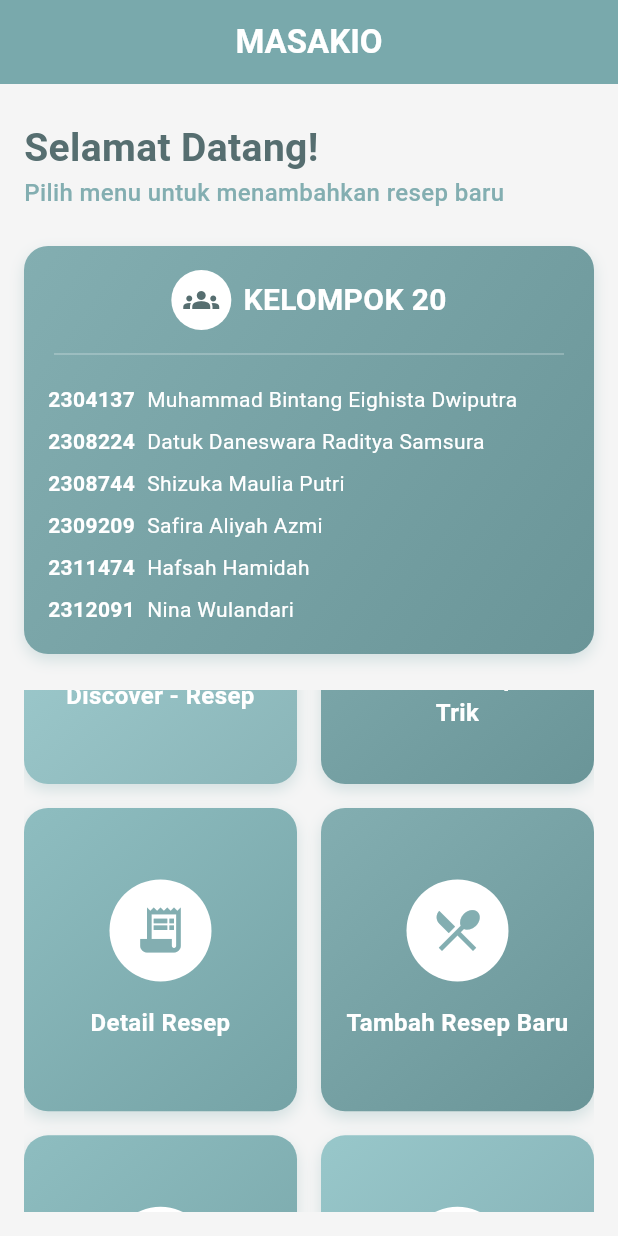
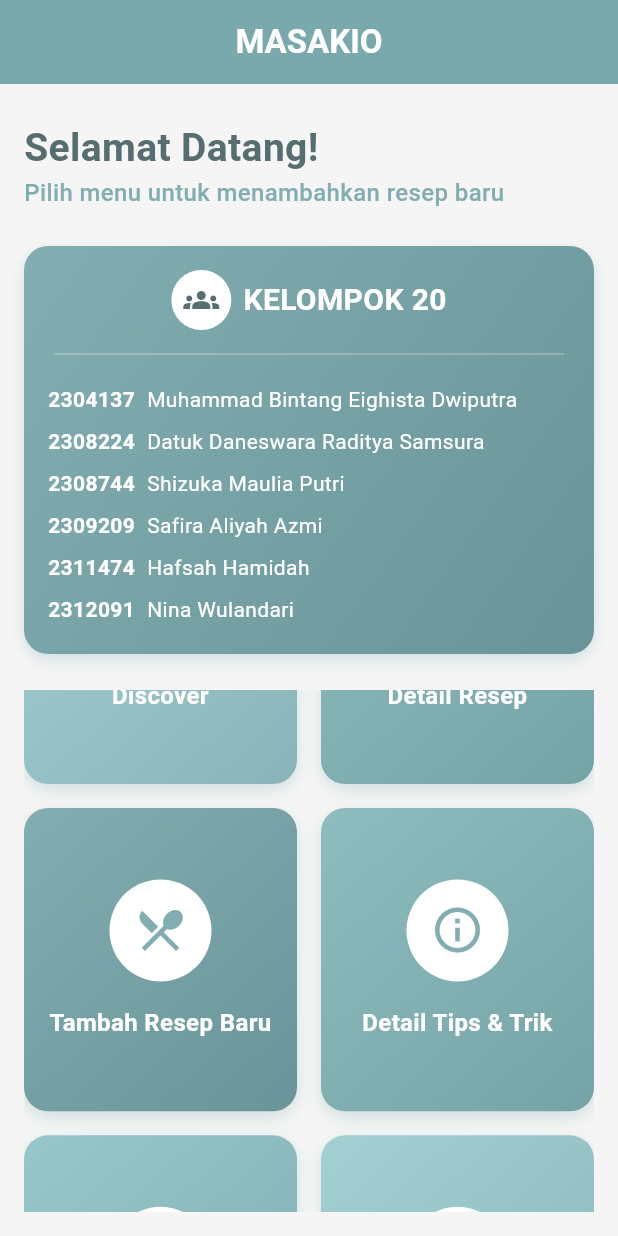
Before and after one commit to hafsahha/MASAKIO, a Flutter app: the screen it shows after launch, scrolled down 576 dp, on a phone screen of 412 x 824 dp. Run offline on Flutter 3.47's test engine with Material 3 defaults, Android fonts, the phone set to English and light mode, and no system bars; our stand-ins replace dotted_border, image_picker, video_player.

Commit message:
apah tips

```diff
--- a/lib/main.dart
+++ b/lib/main.dart
@@ -79,16 +79,10 @@ class RecipeMenuPage extends StatelessWidget {
         'gradient': [const Color(0xFF98C7CA), const Color(0xFF7FABB0)]
       },
       {
-        'title' : 'Discover - Resep',
+        'title' : 'Discover',
         'dest': const MainPage(pageIndex: 1),
         'icon': Icons.search,
         'gradient': [const Color(0xFFA3D0D3), const Color(0xFF8AB5B8)]
-      },
-      {
-        'title': 'Discover - Tips & Trik',
-        'dest': null,
-        'icon': Icons.search,
-        'gradient': [const Color(0xFF83AEB1), const Color(0xFF6A9598)]
       },
       {
         'title': 'Detail Resep',
--- a/lib/main_page.dart
+++ b/lib/main_page.dart
@@ -27,7 +27,7 @@ class _MainPageState extends State<MainPage> {
     const HomePage(),
     const DiscoveryResep(),  // ExplorePage(),
     const ForumPage(),
-    const ProfilePage(pageIndex: 0),
+    // const ProfilePage(pageIndex: 0),
   ];
 
   @override
```
Also changed, not shown: lib/.components/TipsDanTrikCardV2.dart (+1 -23 lines), lib/discovery_resep.dart (+2 -12 lines).
